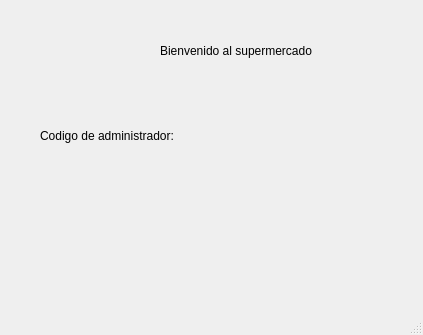
Qt form Progra 2 para uso/Administrador_Interfaz/mainwindow.ui (Feterro/Super-) before a commit.
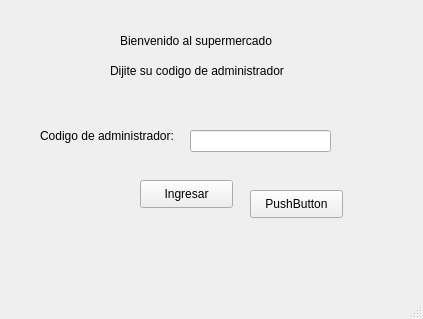
The same form after that commit.

The edit to the form file:
```diff
--- a/Progra 2 para uso/Administrador_Interfaz/mainwindow.ui
+++ b/Progra 2 para uso/Administrador_Interfaz/mainwindow.ui
@@ -7,7 +7,7 @@
     <x>0</x>
     <y>0</y>
     <width>423</width>
-    <height>335</height>
+    <height>319</height>
    </rect>
   </property>
   <property name="windowTitle">
@@ -30,8 +30,8 @@
    <widget class="QLabel" name="label_2">
     <property name="geometry">
      <rect>
-      <x>160</x>
-      <y>40</y>
+      <x>120</x>
+      <y>30</y>
       <width>171</width>
       <height>21</height>
      </rect>
@@ -40,6 +40,68 @@
      <string>Bienvenido al supermercado</string>
     </property>
    </widget>
+   <widget class="QLabel" name="label_3">
+    <property name="geometry">
+     <rect>
+      <x>110</x>
+      <y>60</y>
+      <width>191</width>
+      <height>21</height>
+     </rect>
+    </property>
+    <property name="text">
+     <string>Dijite su codigo de administrador </string>
+    </property>
+   </widget>
+   <widget class="QLineEdit" name="TCodigo">
+    <property name="geometry">
+     <rect>
+      <x>190</x>
+      <y>130</y>
+      <width>141</width>
+      <height>22</height>
+     </rect>
+    </property>
+   </widget>
+   <widget class="QLabel" name="label_4">
+    <property name="geometry">
+     <rect>
+      <x>100</x>
+      <y>220</y>
+      <width>191</width>
+      <height>41</height>
+     </rect>
+    </property>
+    <property name="text">
+     <string/>
+    </property>
+   </widget>
+   <widget class="QPushButton" name="BIngresar">
+    <property name="geometry">
+     <rect>
+      <x>140</x>
+      <y>180</y>
+      <width>93</width>
+      <height>28</height>
+     </rect>
+    </property>
+    <property name="text">
+     <string>Ingresar</string>
+    </property>
+   </widget>
+   <widget class="QPushButton" name="pushButton">
+    <property name="geometry">
+     <rect>
+      <x>250</x>
+      <y>190</y>
+      <width>93</width>
+      <height>28</height>
+     </rect>
+    </property>
+    <property name="text">
+     <string>PushButton</string>
+    </property>
+   </widget>
   </widget>
   <widget class="QMenuBar" name="menubar">
    <property name="geometry">
```
